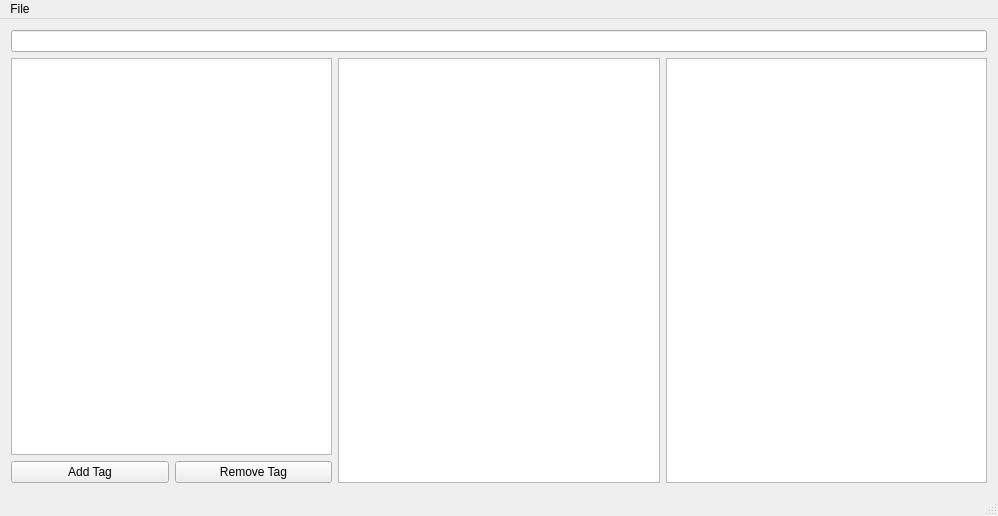
This is mainwindow.ui in AlabasterAxe/HDDOrganizer as Qt 5 draws it before an edit. The edited form follows.
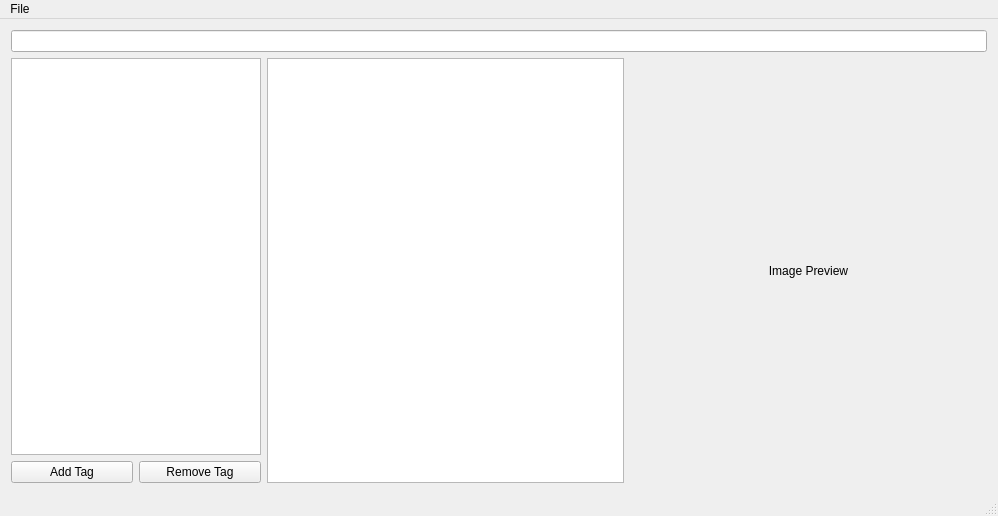
This is the edited form. Custom widgets are drawn as their Qt base class.

```diff
--- a/mainwindow.ui
+++ b/mainwindow.ui
@@ -28,6 +28,12 @@
        <layout class="QVBoxLayout" name="verticalLayout_2">
         <item>
          <widget class="TagTreeView" name="treeView">
+          <property name="maximumSize">
+           <size>
+            <width>250</width>
+            <height>16777215</height>
+           </size>
+          </property>
           <property name="acceptDrops">
            <bool>true</bool>
           </property>
@@ -69,38 +75,13 @@
        </layout>
       </item>
       <item>
-       <widget class="QTableView" name="tableView">
-        <property name="enabled">
-         <bool>true</bool>
+       <widget class="FileTableView" name="tableView">
+        <property name="maximumSize">
+         <size>
+          <width>16777215</width>
+          <height>16777215</height>
+         </size>
         </property>
-        <property name="acceptDrops">
-         <bool>true</bool>
-        </property>
-        <property name="dragEnabled">
-         <bool>true</bool>
-        </property>
-        <property name="dragDropOverwriteMode">
-         <bool>false</bool>
-        </property>
-        <property name="dragDropMode">
-         <enum>QAbstractItemView::DragDrop</enum>
-        </property>
-        <property name="defaultDropAction">
-         <enum>Qt::CopyAction</enum>
-        </property>
-        <property name="alternatingRowColors">
-         <bool>true</bool>
-        </property>
-        <property name="selectionBehavior">
-         <enum>QAbstractItemView::SelectRows</enum>
-        </property>
-        <property name="sortingEnabled">
-         <bool>true</bool>
-        </property>
-       </widget>
-      </item>
-      <item>
-       <widget class="QTableView" name="tableView_2">
         <property name="acceptDrops">
          <bool>true</bool>
         </property>
@@ -133,6 +114,22 @@
         </attribute>
        </widget>
       </item>
+      <item>
+       <widget class="QLabel" name="label">
+        <property name="sizePolicy">
+         <sizepolicy hsizetype="Expanding" vsizetype="Preferred">
+          <horstretch>0</horstretch>
+          <verstretch>0</verstretch>
+         </sizepolicy>
+        </property>
+        <property name="text">
+         <string>Image Preview</string>
+        </property>
+        <property name="alignment">
+         <set>Qt::AlignCenter</set>
+        </property>
+       </widget>
+      </item>
      </layout>
     </item>
    </layout>
@@ -174,6 +171,11 @@
    <extends>QTreeView</extends>
    <header>tagtreeview.h</header>
   </customwidget>
+  <customwidget>
+   <class>FileTableView</class>
+   <extends>QTableView</extends>
+   <header>filetableview.h</header>
+  </customwidget>
  </customwidgets>
  <resources/>
  <connections/>
```
